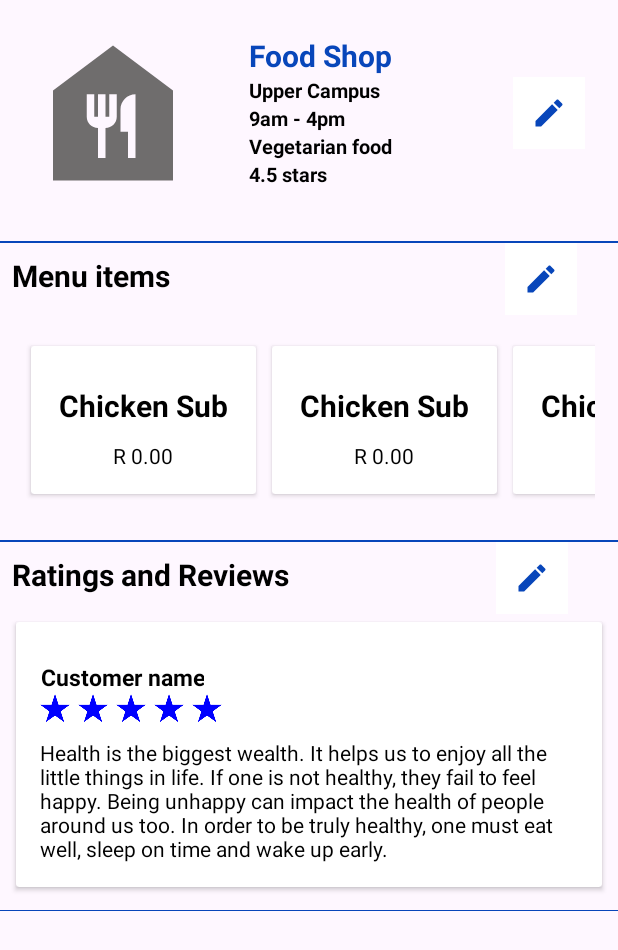
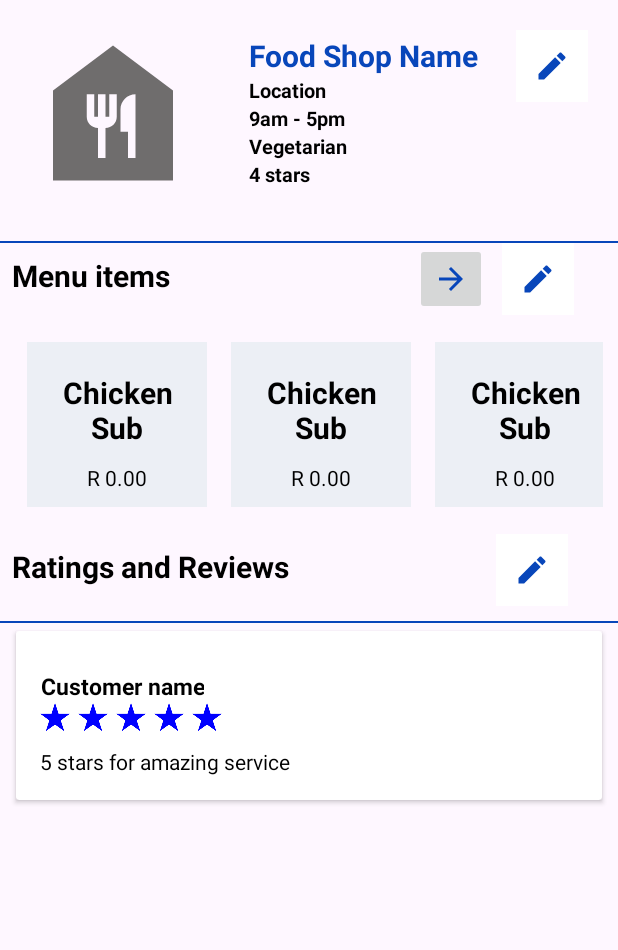
Before and after one commit to Mbali2000/FoodiesG1, an Android app: the layout fragment_specific_store.xml on its own in the app's theme, with its tools: preview values and no code run, on a phone screen of 412 x 824 dp. Shown: the top 950 px of the screen. Run offline under Robolectric (Android 15) with nearby library versions, the phone set to English and light mode, and no system bars.

Commit message:
Specific Store Fragment added

```diff
--- a/app/src/main/AndroidManifest.xml
+++ b/app/src/main/AndroidManifest.xml
@@ -13,12 +13,6 @@
         android:theme="@style/Theme.FoodiesG1"
         tools:targetApi="31">
         <activity
-            android:name=".SpecificStore"
-            android:exported="false" />
-        <activity
-            android:name=".OverviewGrid"
-            android:exported="false" />
-        <activity
             android:name=".MainActivity"
             android:exported="true">
             <intent-filter>
--- a/app/src/main/java/com/example/foodiesg1/MainActivity.kt
+++ b/app/src/main/java/com/example/foodiesg1/MainActivity.kt
@@ -9,5 +9,4 @@ class MainActivity : AppCompatActivity() {
         setContentView(R.layout.activity_main)
 
 
-    }
-}
+    }}
--- a/app/src/main/res/layout/activity_specific_store.xml
+++ b/app/src/main/res/layout/fragment_specific_store.xml
@@ -1,8 +1,10 @@
 <?xml version="1.0" encoding="utf-8"?>
 <LinearLayout xmlns:android="http://schemas.android.com/apk/res/android"
+    xmlns:tools="http://schemas.android.com/tools"
     android:layout_width="match_parent"
     android:layout_height="match_parent"
-    android:orientation="vertical">
+    android:orientation="vertical"
+    tools:context=".Fragments.SpecificStoreFragment">
 
     <LinearLayout
         android:layout_width="match_parent"
@@ -14,7 +16,7 @@
         android:layout_height="120dp"
         android:layout_margin="15dp"
         android:src="@drawable/baseline_food_bank_24"
-            android:contentDescription="Shop Icon"/>
+        android:contentDescription="@string/shop_icon"/>
 
         <LinearLayout
             android:layout_width="wrap_content"
@@ -23,55 +25,52 @@
             android:layout_margin="15dp">
 
             <TextView
+                android:id="@+id/shop_name_textview"
                 android:layout_width="wrap_content"
                 android:layout_height="wrap_content"
                 android:layout_marginTop="8dp"
-                android:text="Food Shop"
-                android:textColor="#0846BA"
+                android:text="@string/food_shop_name"
+                android:textColor="@color/blue"
                 android:textSize="20sp"
                 android:textStyle="bold"/>
 
             <TextView
+                android:id="@+id/location_textview"
                 android:layout_width="wrap_content"
                 android:layout_height="wrap_content"
-                android:text="Upper Campus"
+                android:text="@string/location"
                 android:textStyle="bold"
                 android:textColor="@android:color/black"
                 android:textSize="13sp" />
 
             <TextView
+                android:id="@+id/time_textview"
                 android:layout_width="wrap_content"
                 android:layout_height="wrap_content"
-                android:text="9am - 4pm"
+                android:text="@string/time"
                 android:textStyle="bold"
                 android:textColor="@android:color/black"
                 android:textSize="13sp" />
 
             <TextView
+                android:id="@+id/cuisine_textview"
                 android:layout_width="wrap_content"
                 android:layout_height="wrap_content"
-                android:text="Vegetarian food"
+                android:text="@string/cuisine"
                 android:textStyle="bold"
                 android:textColor="@android:color/black"
                 android:textSize="13sp" />
 
             <TextView
+                android:id="@+id/rating_textview"
                 android:layout_width="wrap_content"
                 android:layout_height="wrap_content"
-                android:text="4.5 stars"
+                android:text="@string/stars"
                 android:textStyle="bold"
                 android:textColor="@android:color/black"
                 android:textSize="13sp" />
 
         </LinearLayout>
-
-        <LinearLayout
-            android:layout_width="wrap_content"
-            android:layout_height="wrap_content"
-            android:orientation="vertical"
-            android:layout_gravity="end|center"
-            android:layout_marginStart="50dp"
-            android:paddingStart="5dp">
 
         <ImageButton
             android:id="@+id/edit_shop_btn"
@@ -80,19 +79,14 @@
             android:src="@drawable/ic_baseline_edit_24"
             android:background="@color/white"
             android:layout_marginStart="10dp"
-                android:contentDescription="Edit Shop Details"/>
-
+            android:layout_marginTop="20dp"
+            android:contentDescription="@string/edit_shop"/>
 
     </LinearLayout>
-
-
-
-    </LinearLayout>
-
     <View
         android:layout_width="match_parent"
         android:layout_height="1dp"
-        android:background="#0846BA"
+        android:background="@color/blue"
         android:layout_marginTop="10dp" />
 
     <LinearLayout
@@ -105,10 +99,18 @@
             android:layout_width="wrap_content"
             android:layout_height="wrap_content"
             android:layout_margin="8dp"
-            android:text="Menu items"
+            android:text="@string/menu_items"
             android:textColor="@color/black"
             android:textSize="20sp"
             android:textStyle="bold"/>
+
+        <ImageButton
+            android:layout_width="48dp"
+            android:layout_height="48dp"
+            android:src="@drawable/ic_baseline_arrow_back_24"
+            android:rotation="180"
+            android:contentDescription="@string/more"
+            android:layout_marginStart="155dp"/>
 
         <ImageButton
             android:id="@+id/edit_menu_btn"
@@ -116,9 +118,8 @@
             android:layout_height="48dp"
             android:src="@drawable/ic_baseline_edit_24"
             android:background="@color/white"
-            android:layout_marginStart="215dp"
-            android:contentDescription="Edit Menu Items"/>
-
+            android:layout_marginStart="10dp"
+            android:contentDescription="@string/edit_menu"/>
 
     </LinearLayout>
 
@@ -126,136 +127,110 @@
         android:layout_width="match_parent"
         android:layout_height="wrap_content"
         android:orientation="horizontal"
-        android:padding="15dp"
+        android:padding="10dp"
         android:gravity="center_vertical"
         android:id="@+id/second">
 
-        <androidx.cardview.widget.CardView
-            android:layout_width="150dp"
+            <LinearLayout
+                android:layout_width="120dp"
                 android:layout_height="wrap_content"
-
-            android:layout_margin="5dp">
-
-            <LinearLayout
-                android:layout_width="match_parent"
-                android:layout_height="match_parent"
                 android:orientation="vertical"
-                android:layout_margin="16dp"
+                android:layout_margin="8dp"
+                android:padding="10dp"
+                android:background="@color/light_gray"
                 android:layout_gravity="center_horizontal|center_vertical">
 
-
                 <TextView
+                    android:id="@+id/menu_item1"
                     android:layout_width="wrap_content"
                     android:layout_height="wrap_content"
                     android:layout_marginTop="10dp"
                     android:textAlignment="center"
-                    android:text="Chicken Sub"
+                    android:text="@string/menu_item_example"
                     android:textStyle="bold"
                     android:textSize="20sp"
                     android:textColor="@android:color/black"
                     android:layout_gravity="center_horizontal"/>
 
                 <TextView
+                    android:id="@+id/item_price1"
                     android:layout_width="wrap_content"
                     android:layout_height="wrap_content"
                     android:layout_marginTop="10dp"
                     android:textAlignment="center"
-                    android:text="R 0.00"
+                    android:text="@string/price_example"
                     android:textColor="@android:color/black"
                     android:layout_gravity="center_horizontal"/>
 
             </LinearLayout>
 
-        </androidx.cardview.widget.CardView>
-
-        <androidx.cardview.widget.CardView
-            android:layout_width="150dp"
+        <LinearLayout
+            android:layout_width="120dp"
             android:layout_height="wrap_content"
-
-            android:layout_margin="5dp">
-
-            <LinearLayout
-                android:layout_width="150dp"
-                android:layout_height="match_parent"
             android:orientation="vertical"
-                android:layout_margin="16dp"
+            android:layout_margin="8dp"
+            android:padding="10dp"
+            android:background="@color/light_gray"
             android:layout_gravity="center_horizontal|center_vertical">
 
-
             <TextView
+                android:id="@+id/menu_item2"
                 android:layout_width="wrap_content"
                 android:layout_height="wrap_content"
                 android:layout_marginTop="10dp"
                 android:textAlignment="center"
-                    android:text="Chicken Sub"
+                android:text="@string/menu_item_example"
                 android:textStyle="bold"
                 android:textSize="20sp"
                 android:textColor="@android:color/black"
                 android:layout_gravity="center_horizontal"/>
 
             <TextView
+                android:id="@+id/item_price2"
                 android:layout_width="wrap_content"
                 android:layout_height="wrap_content"
                 android:layout_marginTop="10dp"
                 android:textAlignment="center"
-                    android:text="R 0.00"
+                android:text="@string/price_example"
                 android:textColor="@android:color/black"
                 android:layout_gravity="center_horizontal"/>
 
         </LinearLayout>
 
-        </androidx.cardview.widget.CardView>
-
-        <androidx.cardview.widget.CardView
-            android:layout_width="150dp"
+        <LinearLayout
+            android:layout_width="120dp"
             android:layout_height="wrap_content"
-
-            android:layout_margin="5dp">
-
-            <LinearLayout
-                android:layout_width="match_parent"
-                android:layout_height="match_parent"
             android:orientation="vertical"
-                android:layout_margin="16dp"
+            android:layout_margin="8dp"
+            android:padding="10dp"
+            android:background="@color/light_gray"
             android:layout_gravity="center_horizontal|center_vertical">
 
-
             <TextView
+                android:id="@+id/menu_item3"
                 android:layout_width="wrap_content"
                 android:layout_height="wrap_content"
                 android:layout_marginTop="10dp"
                 android:textAlignment="center"
-                    android:text="Chicken Sub"
+                android:text="@string/menu_item_example"
                 android:textStyle="bold"
                 android:textSize="20sp"
                 android:textColor="@android:color/black"
                 android:layout_gravity="center_horizontal"/>
 
             <TextView
+                android:id="@+id/item_price3"
                 android:layout_width="wrap_content"
                 android:layout_height="wrap_content"
                 android:layout_marginTop="10dp"
                 android:textAlignment="center"
-                    android:text="R 0.00"
+                android:text="@string/price_example"
                 android:textColor="@android:color/black"
                 android:layout_gravity="center_horizontal"/>
 
         </LinearLayout>
 
-        </androidx.cardview.widget.CardView>
-
     </LinearLayout>
-
-    <View
-        android:layout_width="match_parent"
-        android:layout_height="1dp"
-        android:background="#0846BA"
-        android:layout_marginTop="10dp" />
-
-
-
-
-
     <LinearLayout
         android:layout_width="match_parent"
         android:layout_height="wrap_content"
@@ -265,7 +240,7 @@
             android:layout_width="wrap_content"
             android:layout_height="wrap_content"
             android:layout_margin="8dp"
-            android:text="Ratings and Reviews"
+            android:text="@string/review"
             android:textColor="@color/black"
             android:textSize="20sp"
             android:textStyle="bold"/>
@@ -277,11 +252,17 @@
             android:src="@drawable/ic_baseline_edit_24"
             android:background="@color/white"
             android:layout_marginStart="130dp"
-            android:contentDescription="Add Review"/>
+            android:contentDescription="@string/add_review"/>
 
     </LinearLayout>
+    <View
+        android:layout_width="match_parent"
+        android:layout_height="1dp"
+        android:background="@color/blue"
+        android:layout_marginTop="10dp" />
 
     <LinearLayout
+        android:id="@+id/review_layout"
         android:layout_width="match_parent"
         android:layout_height="wrap_content"
         android:orientation="vertical"
@@ -292,7 +273,6 @@
         <androidx.cardview.widget.CardView
             android:layout_width="match_parent"
             android:layout_height="wrap_content"
-
             android:layout_margin="5dp">
 
             <LinearLayout
@@ -303,11 +283,12 @@
                 android:layout_gravity="center_horizontal|center_vertical">
 
                 <TextView
+                    android:id="@+id/customer_name"
                     android:layout_width="wrap_content"
                     android:layout_height="wrap_content"
                     android:layout_marginTop="10dp"
                     android:textAlignment="center"
-                    android:text="Customer name"
+                    android:text="@string/cust_name"
                     android:textStyle="bold"
                     android:textSize="15sp"
                     android:textColor="@android:color/black" />
@@ -321,53 +302,48 @@
                         android:layout_width="20dp"
                         android:layout_height="20dp"
                         android:layout_marginEnd="5dp"
-                        android:src="@drawable/star_icon" />
+                        android:src="@drawable/star_icon"
+                        android:contentDescription="@string/rate_star"/>
                     <ImageView
                         android:layout_width="20dp"
                         android:layout_height="20dp"
                         android:layout_marginEnd="5dp"
-                        android:src="@drawable/star_icon" />
+                        android:src="@drawable/star_icon"
+                        android:contentDescription="@string/rate_star"/>
                     <ImageView
                         android:layout_width="20dp"
                         android:layout_height="20dp"
                         android:layout_marginEnd="5dp"
-                        android:src="@drawable/star_icon" />
+                        android:src="@drawable/star_icon"
+                        android:contentDescription="@string/rate_star"/>
                     <ImageView
                         android:layout_width="20dp"
                         android:layout_height="20dp"
                         android:layout_marginEnd="5dp"
-                        android:src="@drawable/star_icon" />
+                        android:src="@drawable/star_icon"
+                        android:contentDescription="@string/rate_star"/>
                     <ImageView
                         android:layout_width="20dp"
                         android:layout_height="20dp"
                         android:layout_marginEnd="5dp"
-                        android:src="@drawable/star_icon" />
+                        android:src="@drawable/star_icon"
+                        android:contentDescription="@string/rate_star"/>
 
                 </LinearLayout>
 
-
-
                 <TextView
+                    android:id="@+id/customer_review"
                     android:layout_width="wrap_content"
                     android:layout_height="wrap_content"
                     android:layout_marginTop="10dp"
-                    android:text="Health is the biggest wealth. It helps us to enjoy all the little things in life. If one is not healthy, they fail to feel happy. Being unhappy can impact the health of people around us too. In order to be truly healthy, one must eat well, sleep on time and wake up early."
+                    android:text="@string/random_review_text"
                     android:textColor="@android:color/black"
                     />
-
             </LinearLayout>
-
         </androidx.cardview.widget.CardView>
-
 
 
     </LinearLayout>
 
 
-    <View
-        android:layout_width="match_parent"
-        android:layout_height="0.5dp"
-        android:background="#0846BA"
-        android:layout_marginTop="10dp"/>
-
     </LinearLayout>
--- a/app/src/main/res/values/colors.xml
+++ b/app/src/main/res/values/colors.xml
@@ -3,5 +3,7 @@
     <color name="black">#FF000000</color>
     <color name="white">#FFFFFFFF</color>
 
-    <color name="uct">#0846BA</color>
+    <color name="blue">#0846BA</color>
+    <color name="light_gray">#ECEFF5</color>
+
 </resources>
--- a/app/src/main/res/values/strings.xml
+++ b/app/src/main/res/values/strings.xml
@@ -2,4 +2,22 @@
     <string name="app_name">FoodiesG1</string>
     <!-- TODO: Remove or change this placeholder text -->
     <string name="hello_blank_fragment">Hello blank fragment</string>
+    <string name="shop_icon">Shop Icon</string>
+    <string name="food_shop_name">Food Shop Name</string>
+    <string name="location">Location</string>
+    <string name="time">9am - 5pm</string>
+    <string name="cuisine">Vegetarian</string>
+    <string name="stars">4 stars</string>
+    <string name="edit_shop">Edit Shop Details</string>
+    <string name="edit_menu">Edit Menu Items</string>
+    <string name="menu_items">Menu items</string>
+    <string name="menu_item_example">Chicken Sub</string>
+    <string name="price_example">R 0.00</string>
+    <string name="more">more...</string>
+    <string name="review">Ratings and Reviews</string>
+    <string name="add_review">Add Review</string>
+    <string name="cust_name">Customer name</string>
+    <string name="rate_star">Star</string>
+    <string name="random_review_text">5 stars for amazing service</string>
+
 </resources>
```
Also changed, not shown: app/src/main/java/com/example/foodiesg1/Fragments/SpecificStoreFragment.kt (added, +60 -0 lines), app/src/main/java/com/example/foodiesg1/SpecificStore.kt (deleted, +0 -18 lines), app/src/main/res/layout/review_card.xml (added, +75 -0 lines). Lines whose indentation alone changed are shown as unchanged.
